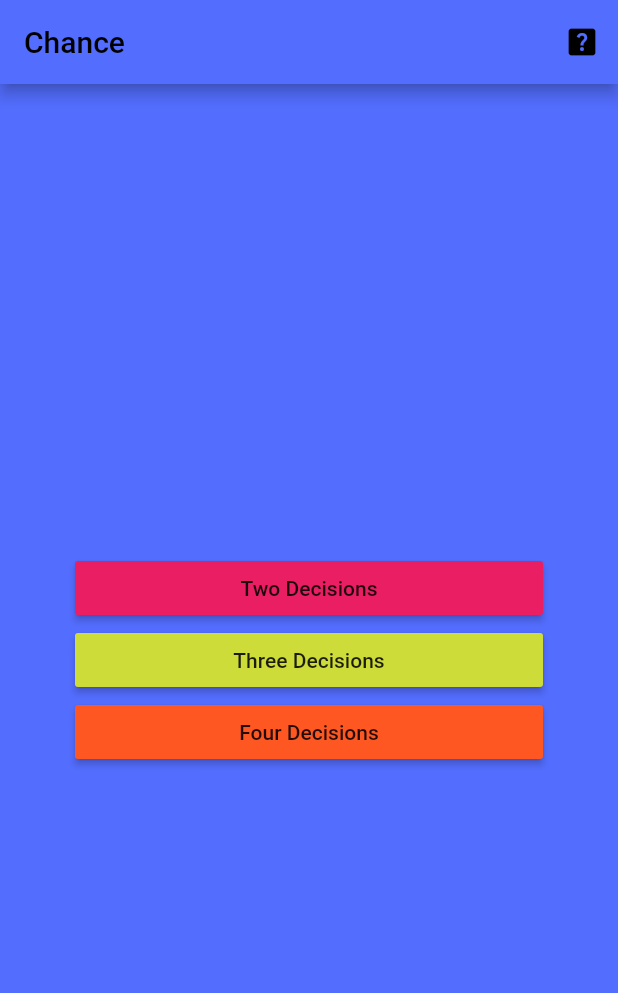
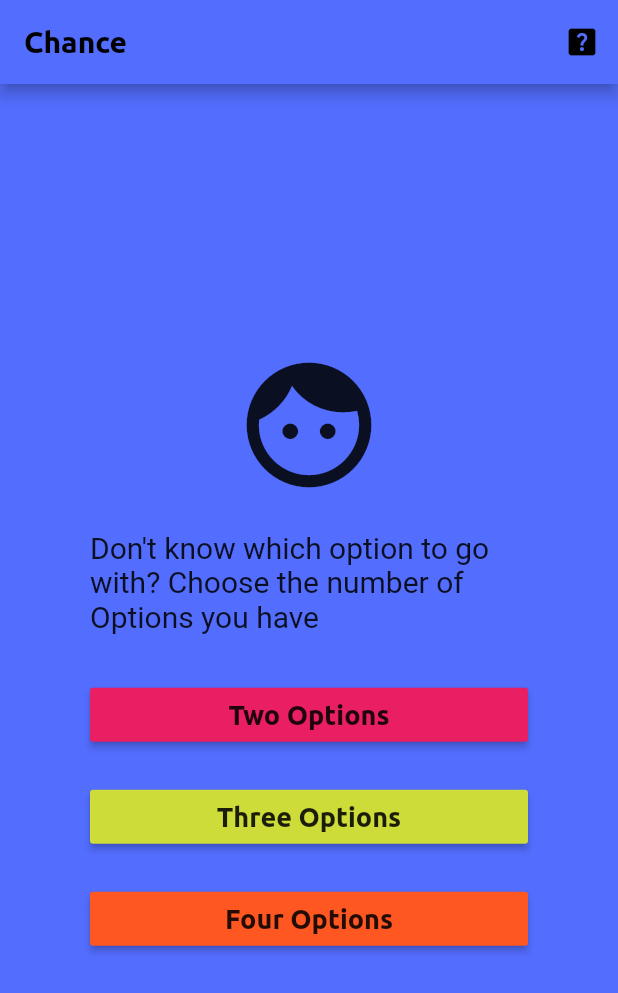
Before and after one commit to girishrajani/chance, a Flutter app: the screen it shows after launch, on a phone screen of 412 x 824 dp. Shown: the top 993 px of the screen. Run offline on Flutter 3.47's test engine with Material 2 defaults, Android fonts, the phone set to English and light mode, and no system bars; Roboto replaces fonts that are missing (PottaOne).

Commit message:
Home Screen Updated

```diff
--- /dev/null
+++ b/lib/four.dart
@@ -0,0 +1 @@
+import 'package:flutter/material.dart';
--- /dev/null
+++ b/lib/home.dart
@@ -0,0 +1,102 @@
+import 'package:flutter/material.dart';
+import 'two.dart';
+import 'three.dart';
+import 'four.dart';
+
+class Chance extends StatelessWidget {
+  @override
+  Widget build(BuildContext context) {
+    return MaterialApp(
+      home: Scaffold(
+        backgroundColor: Colors.indigoAccent,
+        appBar: AppBar(
+          title: Text(
+            'Chance',
+            style: TextStyle(
+              color: Colors.black,
+              fontFamily: 'Ubuntu',
+              fontSize: 20,
+            ),
+          ),
+          actions: <Widget>[
+            IconButton(
+              icon: Icon(Icons.help_center),
+              color: Colors.black,
+              onPressed: () {},
+            ),
+          ],
+          backgroundColor: Colors.indigoAccent,
+        ),
+        body: Center(
+          child: Column(
+            mainAxisAlignment: MainAxisAlignment.center,
+            children: <Widget>[
+              Icon(
+                Icons.face,
+                size: 100,
+              ),
+              Container(
+                padding: EdgeInsets.symmetric(horizontal: 60, vertical: 20),
+                child: Text(
+                  'Don\'t know which option to go with? Choose the number of Options you have',
+                  style: TextStyle(
+                    fontFamily: 'PottaOne',
+                    fontSize: 20,
+                  ),
+                ),
+              ),
+              Container(
+                padding: EdgeInsets.symmetric(horizontal: 60, vertical: 10),
+                child: RaisedButton(
+                  color: Colors.pink,
+                  child: Center(
+                    child: Text(
+                      'Two Options',
+                      style: TextStyle(
+                        fontFamily: 'Ubuntu',
+                        fontSize: 18,
+                      ),
+                    ),
+                  ),
+                  onPressed: () {},
+                ),
+              ),
+              Container(
+                padding: EdgeInsets.symmetric(horizontal: 60, vertical: 10),
+                child: RaisedButton(
+                  color: Colors.lime,
+                  child: Center(
+                    child: Text(
+                      'Three Options',
+                      style: TextStyle(
+                        fontFamily: 'Ubuntu',
+                        fontSize: 18,
+                      ),
+                    ),
+                  ),
+                  onPressed: () {},
+                ),
+              ),
+              Container(
+                padding: EdgeInsets.symmetric(horizontal: 60, vertical: 10),
+                child: RaisedButton(
+                  color: Colors.deepOrange,
+                  child: Center(
+                    child: Text(
+                      'Four Options',
+                      style: TextStyle(
+                        fontFamily: 'Ubuntu',
+                        fontSize: 18,
+                      ),
+                    ),
+                  ),
+                  onPressed: () {},
+                ),
+              ),
+            ],
+          ),
+        ),
+      ),
+    );
+  }
+}
--- a/lib/main.dart
+++ b/lib/main.dart
@@ -1,69 +1,6 @@
 import 'package:flutter/material.dart';
+import 'home.dart';
 
 void main() {
   runApp(Chance());
 }
-
-class Chance extends StatelessWidget {
-  @override
-  Widget build(BuildContext context) {
-    return MaterialApp(
-      home: Scaffold(
-        backgroundColor: Colors.indigoAccent,
-        appBar: AppBar(
-          title: Text(
-            'Chance',
-            style: TextStyle(
-              color: Colors.black,
-            ),
-          ),
-          actions: <Widget>[
-            IconButton(
-              icon: Icon(Icons.help_center),
-              color: Colors.black,
-              onPressed: () {},
-            ),
-          ],
-          backgroundColor: Colors.indigoAccent,
-        ),
-        body: Center(
-          child: Column(
-            mainAxisAlignment: MainAxisAlignment.center,
-            children: <Widget>[
-              Container(
-                padding: EdgeInsets.symmetric(horizontal: 50),
-                child: RaisedButton(
-                  color: Colors.pink,
-                  child: Center(
-                    child: Text('Two Decisions'),
-                  ),
-                  onPressed: () {},
-                ),
-              ),
-              Container(
-                padding: EdgeInsets.symmetric(horizontal: 50),
-                child: RaisedButton(
-                  color: Colors.lime,
-                  child: Center(
-                    child: Text('Three Decisions'),
-                  ),
-                  onPressed: () {},
-                ),
-              ),
-              Container(
-                padding: EdgeInsets.symmetric(horizontal: 50),
-                child: RaisedButton(
-                  color: Colors.deepOrange,
-                  child: Center(
-                    child: Text('Four Decisions'),
-                  ),
-                  onPressed: () {},
-                ),
-              ),
-            ],
-          ),
-        ),
-      ),
-    );
-  }
-}
--- /dev/null
+++ b/lib/three.dart
@@ -0,0 +1 @@
+import 'package:flutter/material.dart';
--- /dev/null
+++ b/lib/two.dart
@@ -0,0 +1 @@
+import 'package:flutter/material.dart';
```
Also changed, not shown: pubspec.yaml (+8 -11 lines), assets/fonts/Ubuntu-Bold.ttf (added), 1 other file.
